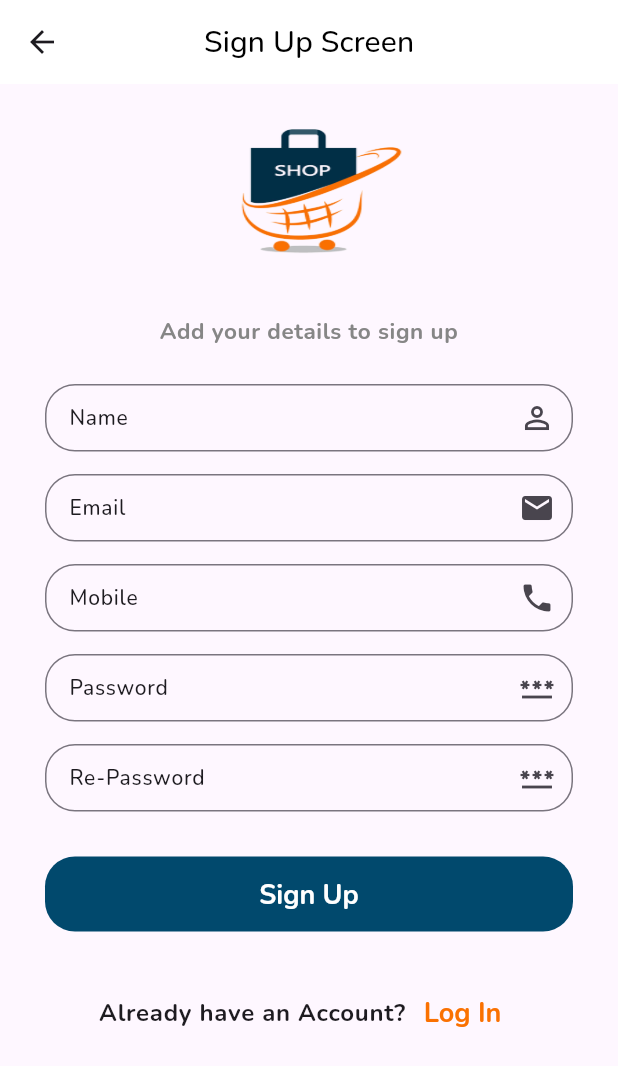
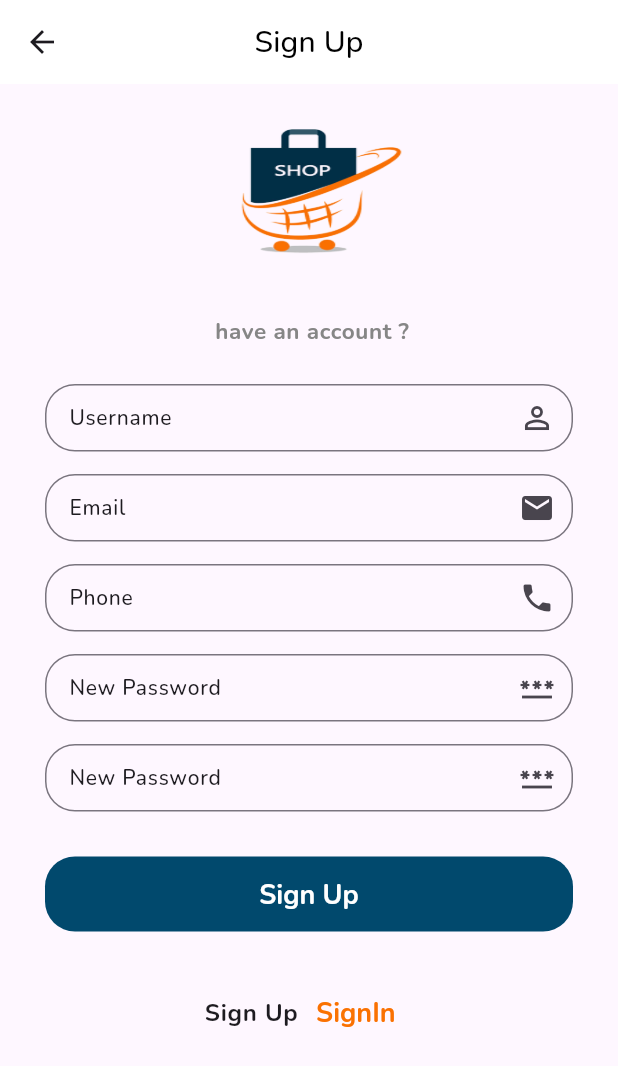
Before and after one commit to KhansaaObeidat/E-CommerceApp, a Flutter app: the SignUpScreen screen opened by its route, on a phone screen of 412 x 824 dp. Shown: the top 1066 px of the screen. Run offline on Flutter 3.47's test engine with Material 2 defaults, Android fonts, the phone set to English and light mode, and no system bars; our stand-ins replace flutter_otp_text_field, get, shared_preferences; accounts and stored records are empty.

Commit message:
translation

```diff
--- a/lib/core/localization/translations.dart
+++ b/lib/core/localization/translations.dart
@@ -29,7 +29,7 @@ class MyTranslation extends Translations {
           "22": "ادخل رقم الهاتف",
           "23": "ادخل اسم المستخدم",
           "24":
-              "انشاء حساب من خلال البريد وكلمة المرور او من خلال وسائل التواصل الاجتماعي",
+              "انشاء حساب من خلال البريد وكلمة المرور ي",
           "25": " لديك حساب ? ",
           "26": "تسجيل الدخول",
           "27": "فحص البريد الالكتروني",
@@ -77,7 +77,7 @@ class MyTranslation extends Translations {
           "22": "Enter Your Phone",
           "23": "Enter Your Username",
           "24":
-              "Sign Up With Your Email And Password OR Continue With Social Media",
+              "Sign Up With Your Email And Password",
           "25": " have an account ? ",
           "26": "SignIn",
           "27": "Check Email",
--- a/lib/view/screen/auth/password/successresetpassword.dart
+++ b/lib/view/screen/auth/password/successresetpassword.dart
@@ -29,7 +29,7 @@ class SuccessResetPassword extends StatelessWidget {
             child: Column(
               children: [
                 Text(
-                  "Success",
+                  "32".tr,
                   textAlign: TextAlign.center,
                   style: Theme.of(context).textTheme.bodyLarge,
                 ),
@@ -46,7 +46,7 @@ class SuccessResetPassword extends StatelessWidget {
                     onPressed: () {
                       controller.goToSignin();
                     },
-                    buttonText: "Go To Sigin"),
+                    buttonText: "31".tr),
 
               ],
             ),
--- a/lib/view/screen/auth/signup.dart
+++ b/lib/view/screen/auth/signup.dart
@@ -19,7 +19,7 @@ class SignUpScreen extends StatelessWidget {
       appBar: AppBar(
         centerTitle: true,
         title: Text(
-          "Sign Up Screen",
+          "17".tr,
           style: Theme.of(context)
               .textTheme
               .titleSmall
@@ -43,24 +43,24 @@ class SignUpScreen extends StatelessWidget {
                     fit: BoxFit.fill,
                   ),
                 ),
-                const CustomTextSmallBody(
-                    textBody: "Add your details to sign up"),
+                 CustomTextSmallBody(
+                    textBody: "25".tr),
                 Container(
                   margin:
                       const EdgeInsets.symmetric(horizontal: 30, vertical: 20),
                   child: Column(children: [
                     CustomTextFormField(
                       icon: Icons.person_outline,
-                      lableText: "Name",
-                      hintText: 'Enter Your Name',
+                      lableText: "20".tr,
+                      hintText: "23".tr,
                       myController: controller.name,
                     ),
                     const SizedBox(
                       height: 15,
                     ),
                     CustomTextFormField(
-                      lableText: "Email",
-                      hintText: 'Enter Your Email',
+                      lableText: "18".tr,
+                      hintText: "12".tr,
                       icon: Icons.email,
                       myController: controller.email,
                     ),
@@ -68,15 +68,15 @@ class SignUpScreen extends StatelessWidget {
                       height: 15,
                     ),
                     CustomTextFormField(
-                      lableText: "Mobile",
-                      hintText: 'Enter Your Mobile',
+                      lableText: "21".tr,
+                      hintText: "22".tr,
                       icon: Icons.phone,
                       myController: controller.mobile,
                     ),
                     const SizedBox(height: 15),
                     CustomTextFormField(
-                      lableText: "Password",
-                      hintText: 'Enter  Password',
+                      lableText: "35".tr,
+                      hintText: '13'.tr,
                       icon: Icons.password,
                       myController: controller.password,
                     ),
@@ -84,8 +84,8 @@ class SignUpScreen extends StatelessWidget {
                       height: 15,
                     ),
                     CustomTextFormField(
-                      lableText: "Re-Password",
-                      hintText: 'Enter  Re-Password',
+                      lableText: "35".tr,
+                      hintText: '13'.tr,
                       icon: Icons.password,
                       myController: controller.repassword,
                     ),
@@ -94,10 +94,10 @@ class SignUpScreen extends StatelessWidget {
                         onPressed: () {
                           controller.signUp();
                         },
-                        buttonText: 'Sign Up'),
+                        buttonText: "17".tr),
                     CustomTextSign(
-                      text1: "Already have an Account?",
-                      textButton1: "Log In",
+                      text1: "17".tr,
+                      textButton1: "26".tr,
                       onPressed: () {
                         controller.goToLogin();
                       },
--- a/lib/view/screen/auth/successsignup.dart
+++ b/lib/view/screen/auth/successsignup.dart
@@ -31,7 +31,7 @@ class SuccessSignUp extends StatelessWidget {
             child: Column(
               children: [
                 Text(
-                  "Success",
+                  "32".tr,
                   textAlign: TextAlign.center,
                   style: Theme.of(context).textTheme.bodyLarge,
                 ),
@@ -48,7 +48,7 @@ class SuccessSignUp extends StatelessWidget {
                     onPressed: () {
                       controller.goToSignin();
                     },
-                    buttonText: "Go To Sigin"),
+                    buttonText: "31".tr),
 
               ],
             ),
```
Also changed, not shown: lib/view/screen/auth/checkemail.dart (+4 -4 lines), lib/view/screen/auth/password/forgetpassword.dart.dart (+6 -6 lines), lib/view/screen/auth/password/resetpassword.dart (+4 -4 lines).
